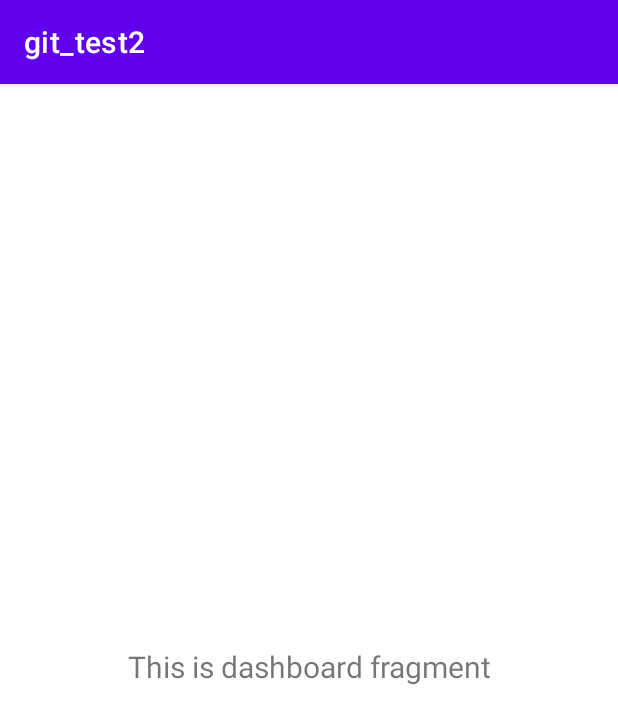
After one commit to DuyLeHong/git_test2, an Android app: the fragment DashboardFragment shown on its own in the app's theme, on a phone screen of 412 x 824 dp. The commit adds this screen. Shown: the top 724 px of the screen. Run offline under Robolectric (Android 15) with nearby library versions, the phone set to English and light mode, and no system bars.

Commit message:
add BaseFeature1

```diff
--- /dev/null
+++ b/app/src/main/java/com/example/git_test2/ui/dashboard/DashboardFragment.java
@@ -0,0 +1,37 @@
+package com.example.git_test2.ui.dashboard;
+
+import android.os.Bundle;
+import android.view.LayoutInflater;
+import android.view.View;
+import android.view.ViewGroup;
+import android.widget.TextView;
+
+import androidx.annotation.NonNull;
+import androidx.fragment.app.Fragment;
+import androidx.lifecycle.ViewModelProvider;
+
+import com.example.git_test2.databinding.FragmentDashboardBinding;
+
+public class DashboardFragment extends Fragment {
+
+    private FragmentDashboardBinding binding;
+
+    public View onCreateView(@NonNull LayoutInflater inflater,
+                             ViewGroup container, Bundle savedInstanceState) {
+        DashboardViewModel dashboardViewModel =
+                new ViewModelProvider(this).get(DashboardViewModel.class);
+
+        binding = FragmentDashboardBinding.inflate(inflater, container, false);
+        View root = binding.getRoot();
+
+        final TextView textView = binding.textDashboard;
+        dashboardViewModel.getText().observe(getViewLifecycleOwner(), textView::setText);
+        return root;
+    }
+
+    @Override
+    public void onDestroyView() {
+        super.onDestroyView();
+        binding = null;
+    }
+}
--- /dev/null
+++ b/app/src/main/java/com/example/git_test2/ui/dashboard/DashboardViewModel.java
@@ -0,0 +1,19 @@
+package com.example.git_test2.ui.dashboard;
+
+import androidx.lifecycle.LiveData;
+import androidx.lifecycle.MutableLiveData;
+import androidx.lifecycle.ViewModel;
+
+public class DashboardViewModel extends ViewModel {
+
+    private final MutableLiveData<String> mText;
+
+    public DashboardViewModel() {
+        mText = new MutableLiveData<>();
+        mText.setValue("This is dashboard fragment");
+    }
+
+    public LiveData<String> getText() {
+        return mText;
+    }
+}
--- /dev/null
+++ b/app/src/main/res/layout/fragment_dashboard.xml
@@ -0,0 +1,22 @@
+<?xml version="1.0" encoding="utf-8"?>
+<androidx.constraintlayout.widget.ConstraintLayout xmlns:android="http://schemas.android.com/apk/res/android"
+    xmlns:app="http://schemas.android.com/apk/res-auto"
+    xmlns:tools="http://schemas.android.com/tools"
+    android:layout_width="match_parent"
+    android:layout_height="match_parent"
+    tools:context=".ui.dashboard.DashboardFragment">
+
+    <TextView
+        android:id="@+id/text_dashboard"
+        android:layout_width="match_parent"
+        android:layout_height="wrap_content"
+        android:layout_marginStart="8dp"
+        android:layout_marginTop="8dp"
+        android:layout_marginEnd="8dp"
+        android:textAlignment="center"
+        android:textSize="20sp"
+        app:layout_constraintBottom_toBottomOf="parent"
+        app:layout_constraintEnd_toEndOf="parent"
+        app:layout_constraintStart_toStartOf="parent"
+        app:layout_constraintTop_toTopOf="parent" />
+</androidx.constraintlayout.widget.ConstraintLayout>
--- a/app/src/main/res/values/dimens.xml
+++ b/app/src/main/res/values/dimens.xml
@@ -6,4 +6,7 @@
     <dimen name="reflow_text_block_horizontal_gap">8dp</dimen>
     <dimen name="reflow_text_title_size">22sp</dimen>
     <dimen name="reflow_text_description_size">13sp</dimen>
+    <!-- Default screen margins, per the Android Design guidelines. -->
+    <dimen name="activity_horizontal_margin">16dp</dimen>
+    <dimen name="activity_vertical_margin">16dp</dimen>
 </resources>
--- a/app/src/main/res/values/strings.xml
+++ b/app/src/main/res/values/strings.xml
@@ -23,4 +23,8 @@
     <string name="image_view_item_transform_content_description">Represents an image view in the
         item
     </string>
+    <string name="title_activity_basic_feature1">BasicFeature1</string>
+    <string name="title_home">Home</string>
+    <string name="title_dashboard">Dashboard</string>
+    <string name="title_notifications">Notifications</string>
 </resources>
```
Also changed, not shown: app/src/main/AndroidManifest.xml (+8 -5 lines), app/src/main/java/com/example/git_test2/BasicFeature1.java (added, +37 -0 lines), app/src/main/java/com/example/git_test2/ui/home/HomeFragment.java (added, +37 -0 lines), app/src/main/java/com/example/git_test2/ui/home/HomeViewModel.java (added, +19 -0 lines), app/src/main/java/com/example/git_test2/ui/notifications/NotificationsFragment.java (added, +37 -0 lines), app/src/main/java/com/example/git_test2/ui/notifications/NotificationsViewModel.java (added, +19 -0 lines), app/src/main/res/drawable/ic_dashboard_black_24dp.xml (added, +9 -0 lines), app/src/main/res/drawable/ic_home_black_24dp.xml (added, +9 -0 lines), app/src/main/res/drawable/ic_notifications_black_24dp.xml (added, +9 -0 lines), app/src/main/res/layout/activity_basic_feature1.xml (added, +33 -0 lines), app/src/main/res/layout/fragment_home.xml (added, +22 -0 lines), app/src/main/res/layout/fragment_notifications.xml (added, +22 -0 lines), app/src/main/res/menu/bottom_nav_menu.xml (added, +19 -0 lines), app/src/main/res/navigation/mobile_navigation2.xml (added, +25 -0 lines).
